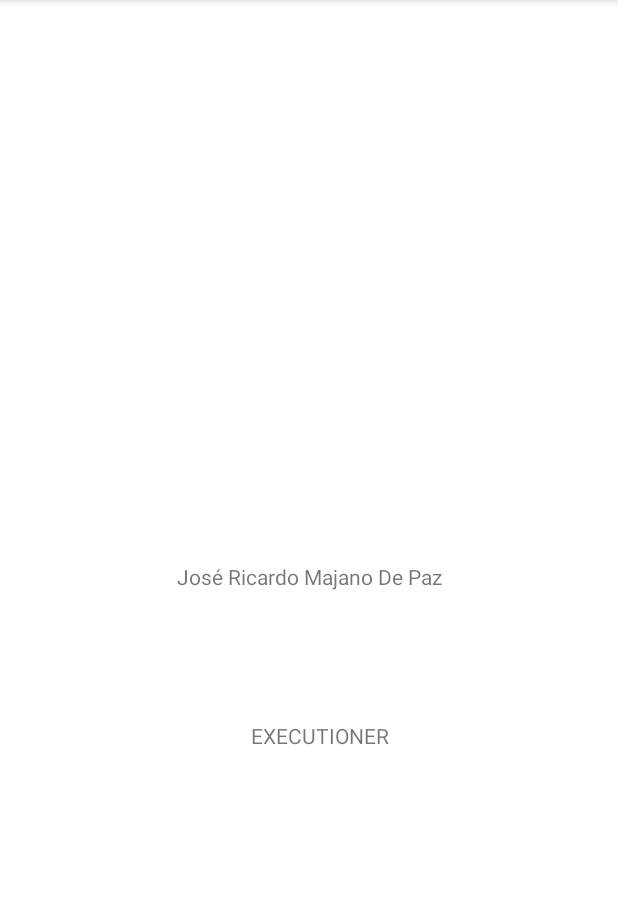
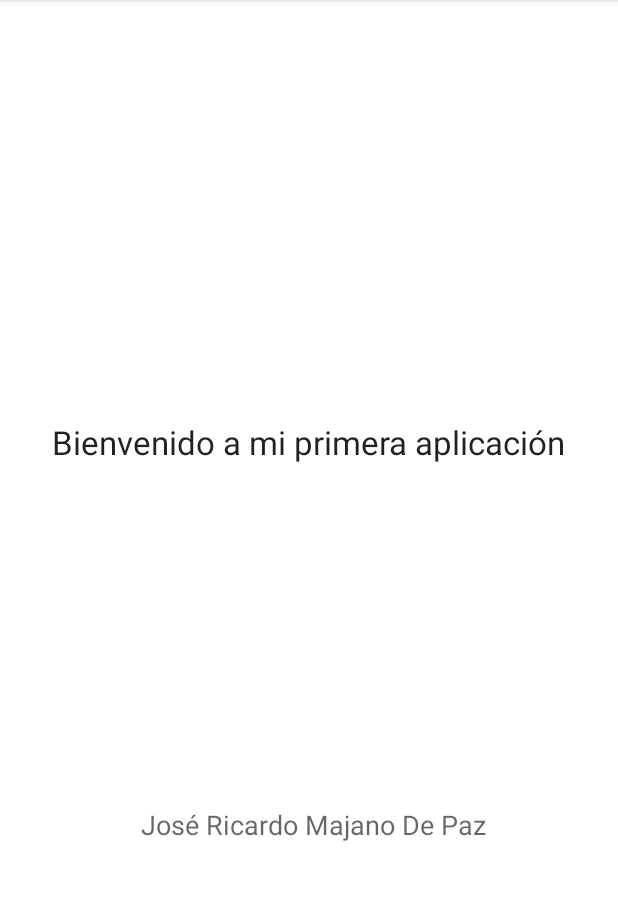
Before and after one commit to RicardoM99160/DSM-03L, an Android app: the screen it shows after launch (MainActivity), on a phone screen of 412 x 824 dp, the part 84-984 px from its top. Run offline under Robolectric (Android 15) with nearby library versions, the phone set to English and light mode, and no system bars.

Commit message:
deasrrollo de guia 3

```diff
--- a/Guia 2/Guia1Ejemplo/app/src/main/res/layout/activity_main.xml
+++ b/Guia 2/Guia1Ejemplo/app/src/main/res/layout/activity_main.xml
@@ -9,23 +9,33 @@
     <TextView
         android:layout_width="wrap_content"
         android:layout_height="wrap_content"
+        android:layout_marginStart="94dp"
+        android:layout_marginLeft="94dp"
+        android:layout_marginTop="537dp"
+        android:layout_marginEnd="88dp"
+        android:layout_marginRight="88dp"
+        android:layout_marginBottom="41dp"
         android:text="José Ricardo Majano De Paz"
+        android:textAppearance="@style/TextAppearance.AppCompat.Medium"
         app:layout_constraintBottom_toBottomOf="parent"
-        app:layout_constraintLeft_toLeftOf="parent"
-        app:layout_constraintRight_toRightOf="parent"
-        app:layout_constraintTop_toTopOf="parent" />
+        app:layout_constraintEnd_toEndOf="parent"
+        app:layout_constraintHorizontal_bias="1.0"
+        app:layout_constraintStart_toStartOf="parent"
+        app:layout_constraintTop_toTopOf="parent"
+        app:layout_constraintVertical_bias="0.0" />
 
     <TextView
         android:id="@+id/textView"
         android:layout_width="wrap_content"
         android:layout_height="wrap_content"
-        android:layout_marginStart="184dp"
-        android:layout_marginLeft="184dp"
-        android:layout_marginTop="462dp"
-        android:layout_marginEnd="169dp"
-        android:layout_marginRight="169dp"
-        android:layout_marginBottom="250dp"
-        android:text="EXECUTIONER"
+        android:layout_marginStart="34dp"
+        android:layout_marginLeft="34dp"
+        android:layout_marginTop="261dp"
+        android:layout_marginEnd="34dp"
+        android:layout_marginRight="34dp"
+        android:layout_marginBottom="440dp"
+        android:text="Bienvenido a mi primera aplicación"
+        android:textAppearance="@style/TextAppearance.AppCompat.Large"
         app:layout_constraintBottom_toBottomOf="parent"
         app:layout_constraintEnd_toEndOf="parent"
         app:layout_constraintStart_toStartOf="parent"
--- a/Guia 2/Guia1Ejemplo/gradle.properties
+++ b/Guia 2/Guia1Ejemplo/gradle.properties
@@ -17,3 +17,4 @@ org.gradle.jvmargs=-Xmx2048m -Dfile.encoding=UTF-8
 android.useAndroidX=true
 # Automatically convert third-party libraries to use AndroidX
 android.enableJetifier=true
+android.overridePathCheck=true
```
Also changed, not shown: 1 other file.
